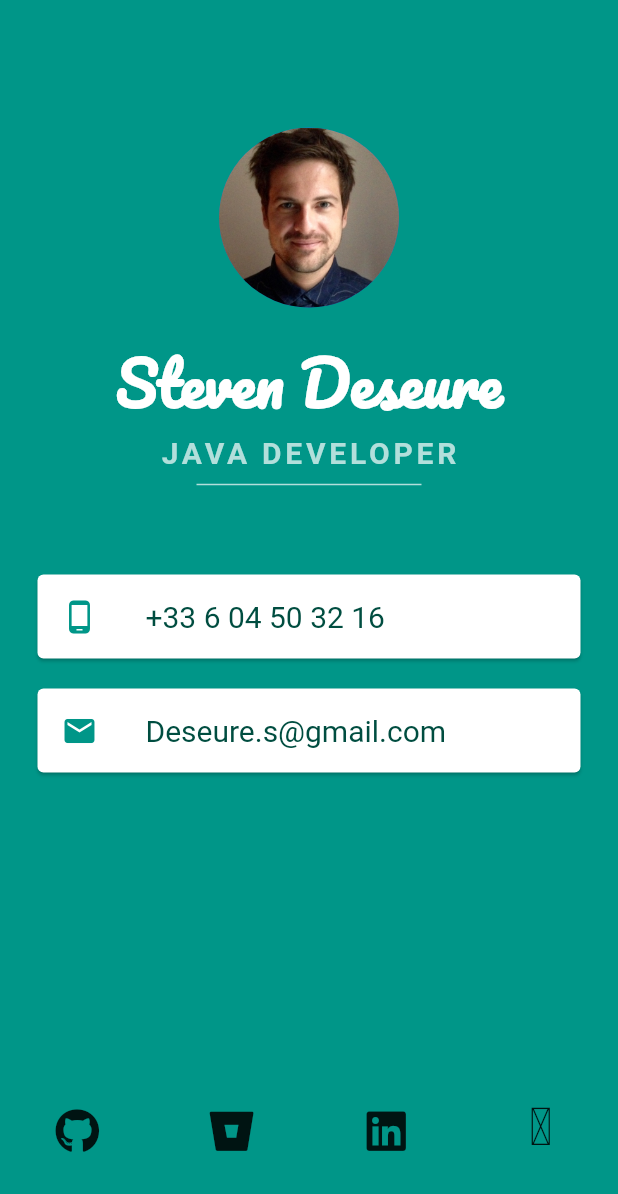
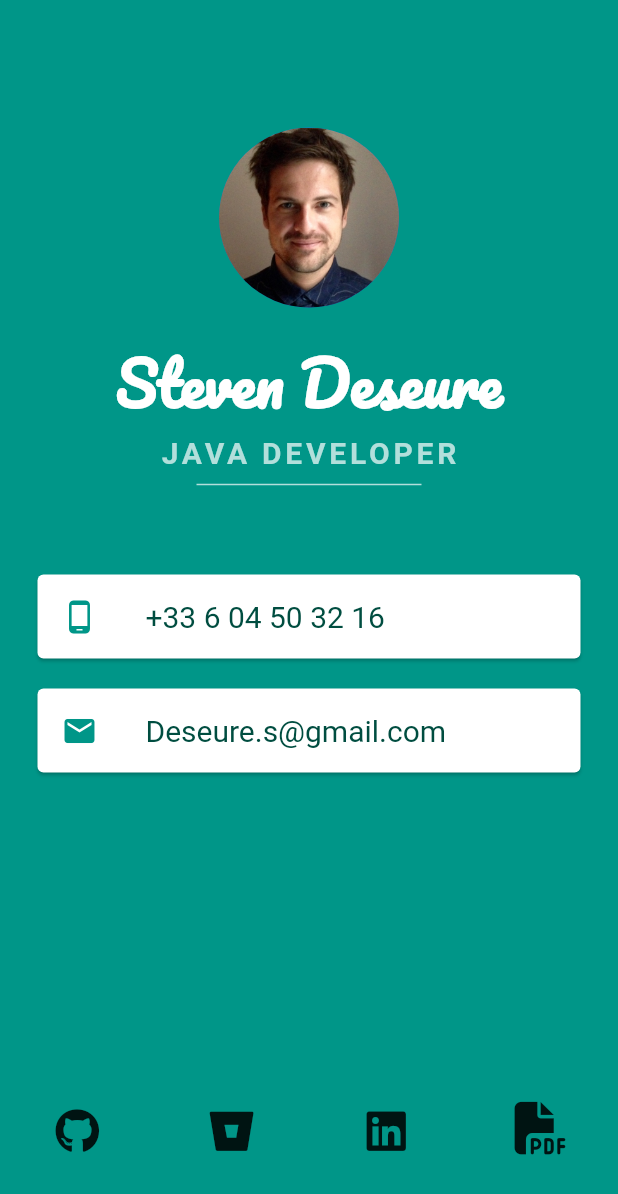
Before and after one commit to ExileNoir/business_card_app, a Flutter app: the screen it shows after launch, on a phone screen of 412 x 824 dp. Shown: the top 1194 px of the screen. Run offline on Flutter 3.47's test engine with Material 2 defaults, Android fonts, the phone set to English and light mode, and no system bars; our stand-ins replace flutter_svg, font_awesome_flutter; missing offline and left inert: flutter_pdfview; Roboto replaces fonts that are missing (Source Sans Pro).

Commit message:
CVOne Icon not working RL phone

```diff
--- a/lib/view/my_page.dart
+++ b/lib/view/my_page.dart
@@ -160,8 +160,8 @@ class _MyPageState extends State<MyPage> {
                           },
                           color: Colors.teal,
                           cardChild: Icon(
-                            CvOne.curriculum_vitae__4_,
-                            // FontAwesomeIcons.solidFilePdf,
+                            // CvOne.curriculum_vitae__4_,
+                            FontAwesomeIcons.solidFilePdf,
                             size: 35,
                           ),
                         ),
```
